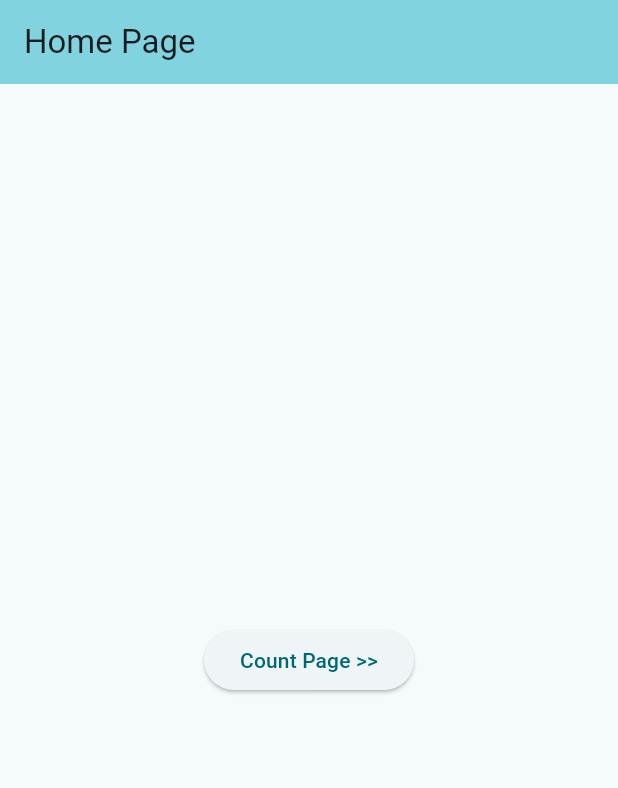
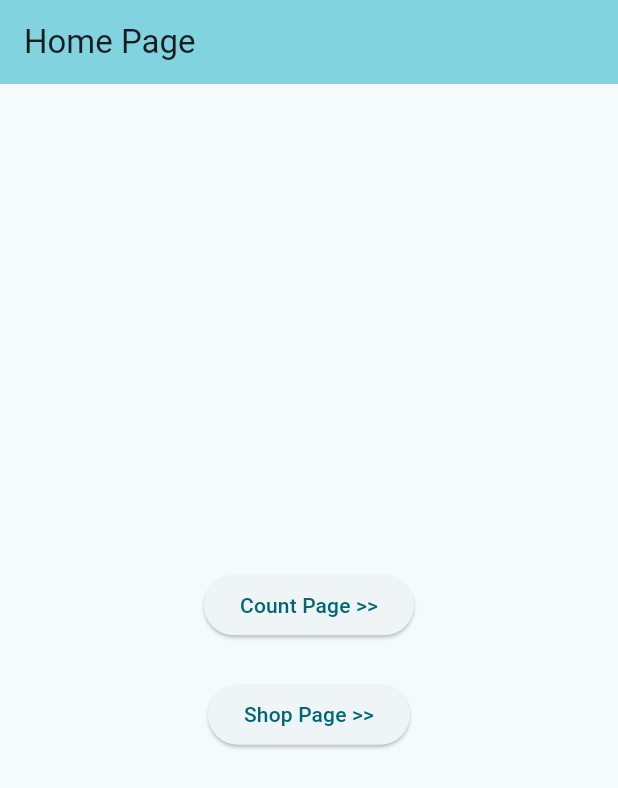
Before and after one commit to wahyukaprawi/learn_flutter_getx_depedency_management_lanjutan, a Flutter app: the screen it shows after launch, on a phone screen of 412 x 824 dp. Shown: the top 788 px of the screen. Run offline on Flutter 3.47's test engine with Material 3 defaults, Android fonts, the phone set to English and light mode, and no system bars; our stand-ins replace get, shared_preferences.

Commit message:
add code get create

```diff
--- a/lib/pages/homepage.dart
+++ b/lib/pages/homepage.dart
@@ -1,6 +1,7 @@
 import 'package:flutter/material.dart';
 import 'package:get/route_manager.dart';
 import 'package:learn_flutter_depedency_management_lanjutan/pages/countpage.dart';
+import 'package:learn_flutter_depedency_management_lanjutan/pages/shoppage.dart';
 
 class HomePage extends StatelessWidget {
   const HomePage({super.key});
@@ -13,9 +14,21 @@ class HomePage extends StatelessWidget {
         backgroundColor: Theme.of(context).colorScheme.inversePrimary,
       ),
       body: Center(
-        child: ElevatedButton(
-          onPressed: () => Get.to(() => CountPage()),
-          child: const Text("Count Page >>"),
+        child: Column(
+          mainAxisAlignment: MainAxisAlignment.center,
+          children: [
+            ElevatedButton(
+              onPressed: () => Get.to(() => CountPage()),
+              child: const Text("Count Page >>"),
+            ),
+            const SizedBox(
+              height: 25,
+            ),
+            ElevatedButton(
+              onPressed: () => Get.to(() => ShopPage()),
+              child: const Text("Shop Page >>"),
+            ),
+          ],
         ),
       ),
     );
```
Also changed, not shown: lib/controllers/mycontrollers.dart (+15 -0 lines), lib/pages/shoppage.dart (added, +29 -0 lines), lib/widgets/shopitem.dart (added, +31 -0 lines).
